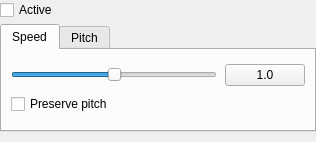
Above: src/Gui/Plugins/Engine/GUI_Speed.ui from Inferno214221/sayonara-player before the change. Below: the same form after it.
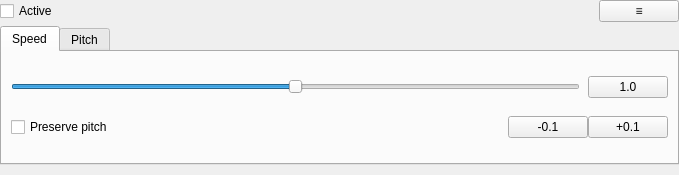
That is the form after the change. Custom widgets are drawn as their Qt base class.

Commit message: Speed: add speed step buttons

The edit to the form file:
```diff
--- a/src/Gui/Plugins/Engine/GUI_Speed.ui
+++ b/src/Gui/Plugins/Engine/GUI_Speed.ui
@@ -6,8 +6,8 @@
    <rect>
     <x>0</x>
     <y>0</y>
-    <width>316</width>
-    <height>142</height>
+    <width>679</width>
+    <height>175</height>
    </rect>
   </property>
   <layout class="QGridLayout" name="grid_layout">
@@ -54,32 +54,7 @@
        <property name="verticalSpacing">
         <number>3</number>
        </property>
-       <item row="1" column="0">
-        <widget class="Gui::Slider" name="sliSpeed">
-         <property name="minimum">
-          <number>50</number>
-         </property>
-         <property name="maximum">
-          <number>150</number>
-         </property>
-         <property name="pageStep">
-          <number>1</number>
-         </property>
-         <property name="value">
-          <number>100</number>
-         </property>
-         <property name="sliderPosition">
-          <number>100</number>
-         </property>
-         <property name="tracking">
-          <bool>true</bool>
-         </property>
-         <property name="orientation">
-          <enum>Qt::Horizontal</enum>
-         </property>
-        </widget>
-       </item>
-       <item row="2" column="0" colspan="2">
+       <item row="2" column="0" colspan="3">
         <layout class="QHBoxLayout" name="horizontalLayout">
          <item>
           <widget class="QCheckBox" name="cbPreservePitch">
@@ -101,15 +76,66 @@
            </property>
           </spacer>
          </item>
+         <item>
+          <widget class="QPushButton" name="btnSpeedDown">
+           <property name="text">
+            <string notr="true">-0.1</string>
+           </property>
+          </widget>
+         </item>
+         <item>
+          <widget class="QPushButton" name="btnSpeedUp">
+           <property name="text">
+            <string notr="true">+0.1</string>
+           </property>
+          </widget>
+         </item>
         </layout>
        </item>
-       <item row="1" column="1">
+       <item row="1" column="2">
         <widget class="QPushButton" name="btnSpeed">
+         <property name="sizePolicy">
+          <sizepolicy hsizetype="Maximum" vsizetype="Fixed">
+           <horstretch>0</horstretch>
+           <verstretch>0</verstretch>
+          </sizepolicy>
+         </property>
          <property name="text">
           <string notr="true">1.0</string>
          </property>
         </widget>
        </item>
+       <item row="1" column="0" colspan="2">
+        <widget class="Gui::Slider" name="sliSpeed">
+         <property name="sizePolicy">
+          <sizepolicy hsizetype="MinimumExpanding" vsizetype="Fixed">
+           <horstretch>0</horstretch>
+           <verstretch>0</verstretch>
+          </sizepolicy>
+         </property>
+         <property name="minimum">
+          <number>50</number>
+         </property>
+         <property name="maximum">
+          <number>150</number>
+         </property>
+         <property name="pageStep">
+          <number>1</number>
+         </property>
+         <property name="value">
+          <number>100</number>
+         </property>
+         <property name="sliderPosition">
+          <number>100</number>
+         </property>
+         <property name="tracking">
+          <bool>true</bool>
+         </property>
+         <property name="orientation">
+          <enum>Qt::Horizontal</enum>
+         </property>
+        </widget>
+       </item>
       </layout>
      </widget>
      <widget class="QWidget" name="tab_2">
@@ -156,12 +182,36 @@
      </widget>
     </widget>
    </item>
-   <item row="0" column="0">
-    <widget class="QCheckBox" name="cbActive">
-     <property name="text">
-      <string notr="true">Active</string>
-     </property>
-    </widget>
+   <item row="1" column="0">
+    <layout class="QHBoxLayout" name="horizontalLayout_2">
+     <item>
+      <widget class="QCheckBox" name="cbActive">
+       <property name="text">
+        <string notr="true">Active</string>
+       </property>
+      </widget>
+     </item>
+     <item>
+      <spacer name="horizontalSpacer_2">
+       <property name="orientation">
+        <enum>Qt::Horizontal</enum>
+       </property>
+       <property name="sizeHint" stdset="0">
+        <size>
+         <width>40</width>
+         <height>20</height>
+        </size>
+       </property>
+      </spacer>
+     </item>
+     <item>
+      <widget class="QPushButton" name="btnPreferences">
+       <property name="text">
+        <string notr="true">≡</string>
+       </property>
+      </widget>
+     </item>
+    </layout>
    </item>
   </layout>
  </widget>
```
Left out of the diff: 2 changed lines with no effect on the pictures. The commit also changes 2 other files.
